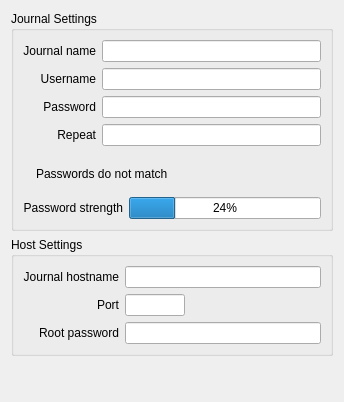
Above: ui/mysqljournalpage.ui from pwizard2/robojournal before the change. Below: the same form after it.
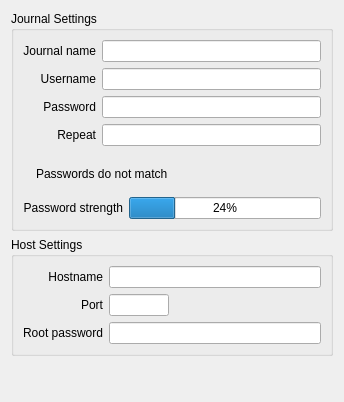
That is the form after the change. Icons and pictures are not drawn.

Diff of the .ui file:
```diff
--- a/ui/mysqljournalpage.ui
+++ b/ui/mysqljournalpage.ui
@@ -190,7 +190,7 @@
       <item row="0" column="0">
        <widget class="QLabel" name="label_3">
         <property name="text">
-         <string>Journal hostname</string>
+         <string>Hostname</string>
         </property>
         <property name="alignment">
          <set>Qt::AlignRight|Qt::AlignTrailing|Qt::AlignVCenter</set>
```
